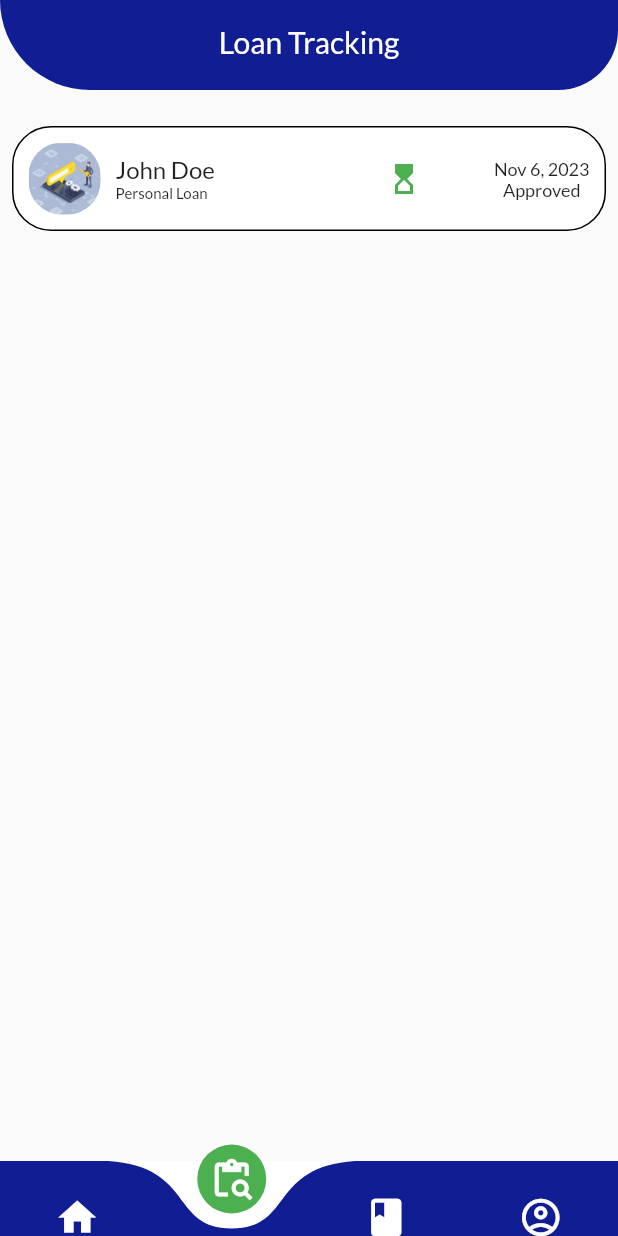
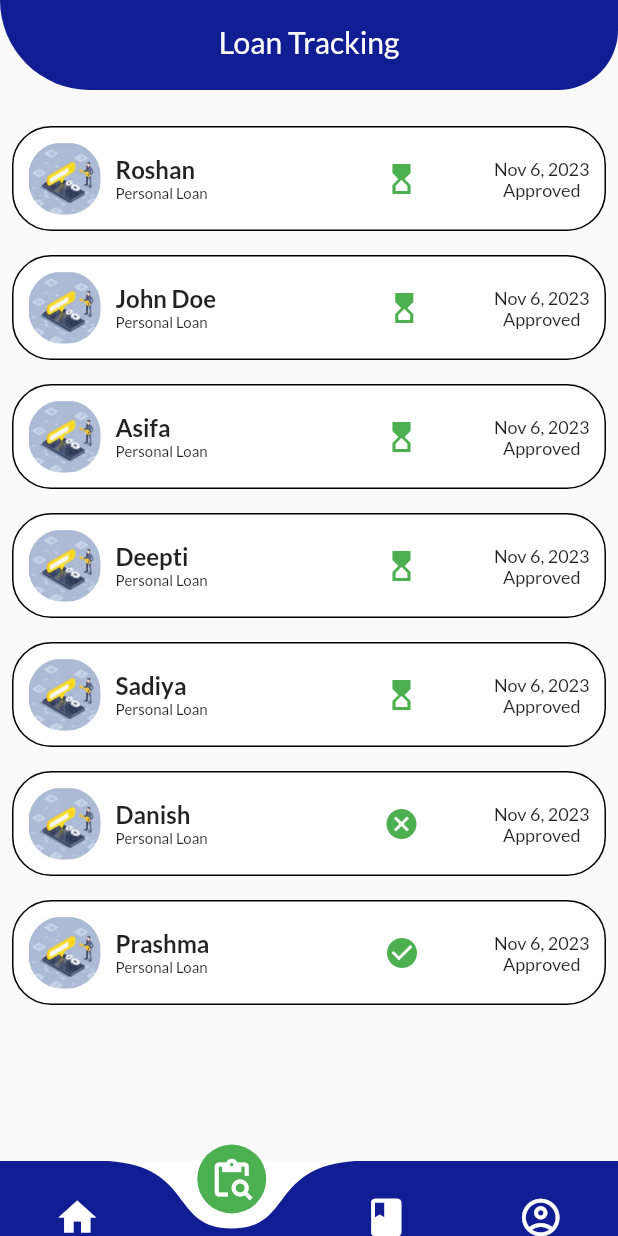
Before and after one commit to Sadiya321/finkin_credential, a Flutter app: the screen it shows after launch, item 2 of the bottom bar chosen, on a phone screen of 412 x 824 dp. Run offline on Flutter 3.47's test engine with Material 2 defaults, Android fonts, the light colour scheme and no system bars; drawn by our look-alikes of curved_navigation_bar; our stand-ins replace country_picker, google_fonts, image_picker, pinput, smooth_page_indicator.

Commit message:
icon_update

```diff
--- a/lib/pages/home_screen/loan_screen.dart
+++ b/lib/pages/home_screen/loan_screen.dart
@@ -35,10 +35,82 @@ class LoanScreen extends StatelessWidget {
       const SizedBox(height: 16.0),
       LoanTrack(
         imageAsset: "assets/images/pop.jpeg",
+        userName: 'Roshan',
+        loanType: 'Personal Loan',
+        date: DateTime.now(),
+        icon1: Icons.hourglass_top_outlined,
+        icon2: Icons.check_circle,
+        status: 'Approved',
+        onPressed: () {
+          // Add your onPressed callback logic here
+        },
+      ),
+       LoanTrack(
+        imageAsset: "assets/images/pop.jpeg",
         userName: 'John Doe',
         loanType: 'Personal Loan',
         date: DateTime.now(),
         icon1: Icons.hourglass_top_outlined,
+        icon2: Icons.check_circle,
+        status: 'Approved',
+        onPressed: () {
+          // Add your onPressed callback logic here
+        },
+      ),
+       LoanTrack(
+        imageAsset: "assets/images/pop.jpeg",
+        userName: 'Asifa',
+        loanType: 'Personal Loan',
+        date: DateTime.now(),
+        icon1: Icons.hourglass_top_outlined,
+        icon2: Icons.check_circle,
+        status: 'Approved',
+        onPressed: () {
+          // Add your onPressed callback logic here
+        },
+      ),
+       LoanTrack(
+        imageAsset: "assets/images/pop.jpeg",
+        userName: 'Deepti',
+        loanType: 'Personal Loan',
+        date: DateTime.now(),
+        icon1: Icons.hourglass_top_outlined,
+        icon2: Icons.check_circle,
+        status: 'Approved',
+        onPressed: () {
+          // Add your onPressed callback logic here
+        },
+      ),
+       LoanTrack(
+        imageAsset: "assets/images/pop.jpeg",
+        userName: 'Sadiya',
+        loanType: 'Personal Loan',
+        date: DateTime.now(),
+        icon1: Icons.hourglass_top_outlined,
+        icon2: Icons.check_circle,
+        status: 'Approved',
+        onPressed: () {
+          // Add your onPressed callback logic here
+        },
+      ),
+       LoanTrack(
+        imageAsset: "assets/images/pop.jpeg",
+        userName: 'Danish',
+        loanType: 'Personal Loan',
+        date: DateTime.now(),
+        icon1: Icons.cancel,
+        icon2: Icons.check_circle,
+        status: 'Approved',
+        onPressed: () {
+          // Add your onPressed callback logic here
+        },
+      ),
+       LoanTrack(
+        imageAsset: "assets/images/pop.jpeg",
+        userName: 'Prashma',
+        loanType: 'Personal Loan',
+        date: DateTime.now(),
+        icon1: Icons.check_circle,
         icon2: Icons.check_circle,
         status: 'Approved',
         onPressed: () {
--- a/lib/widgets/Loan_Tracking_widget/loan_track.dart
+++ b/lib/widgets/Loan_Tracking_widget/loan_track.dart
@@ -73,7 +73,7 @@ class LoanTrack extends StatelessWidget {
                         children: [
                           Text(
                             userName,
-                            style: TextStyle(fontSize: 16),
+                            style: TextStyle(fontSize: 16,fontWeight: FontWeight.bold),
                             maxLines: 2,
                             softWrap: false,
                             overflow: TextOverflow.ellipsis,
@@ -100,6 +100,7 @@ class LoanTrack extends StatelessWidget {
                             icon1,
                             color: AppColor.icon,
                           ),
+
                       ],
                     ),
               Container(
```
